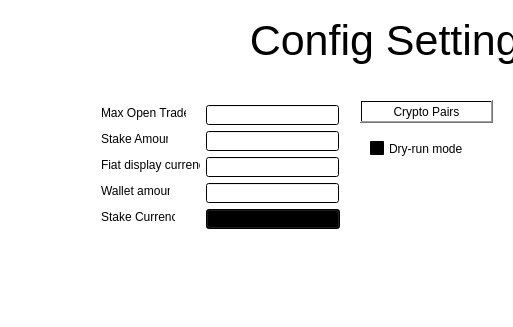
Sypers/SeniorProject, file freqtrade/GUI/configsettings.ui: the form before one commit; both pictures show x 0 to 513 and y 0 to 327 of the 749 by 470 pixel window.
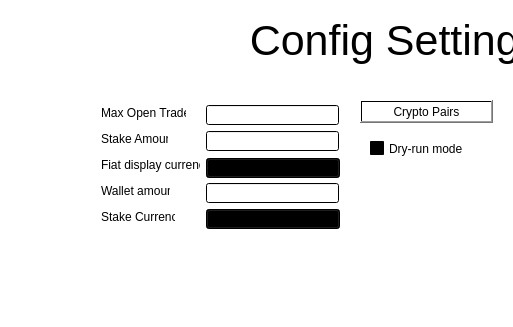
The form after the commit.

What changed in the file:
```diff
--- a/freqtrade/GUI/configsettings.ui
+++ b/freqtrade/GUI/configsettings.ui
@@ -116,16 +116,6 @@
      </rect>
     </property>
    </widget>
-   <widget class="QLineEdit" name="lineEdit_3">
-    <property name="geometry">
-     <rect>
-      <x>206</x>
-      <y>157</y>
-      <width>133</width>
-      <height>20</height>
-     </rect>
-    </property>
-   </widget>
    <widget class="QLineEdit" name="lineEdit_4">
     <property name="geometry">
      <rect>
@@ -239,6 +229,22 @@
      <set>Qt::AlignCenter</set>
     </property>
    </widget>
+   <widget class="QComboBox" name="stakecombo_2">
+    <property name="geometry">
+     <rect>
+      <x>206</x>
+      <y>158</y>
+      <width>134</width>
+      <height>20</height>
+     </rect>
+    </property>
+    <property name="editable">
+     <bool>false</bool>
+    </property>
+    <property name="currentText">
+     <string/>
+    </property>
+   </widget>
   </widget>
  </widget>
  <resources/>
```
